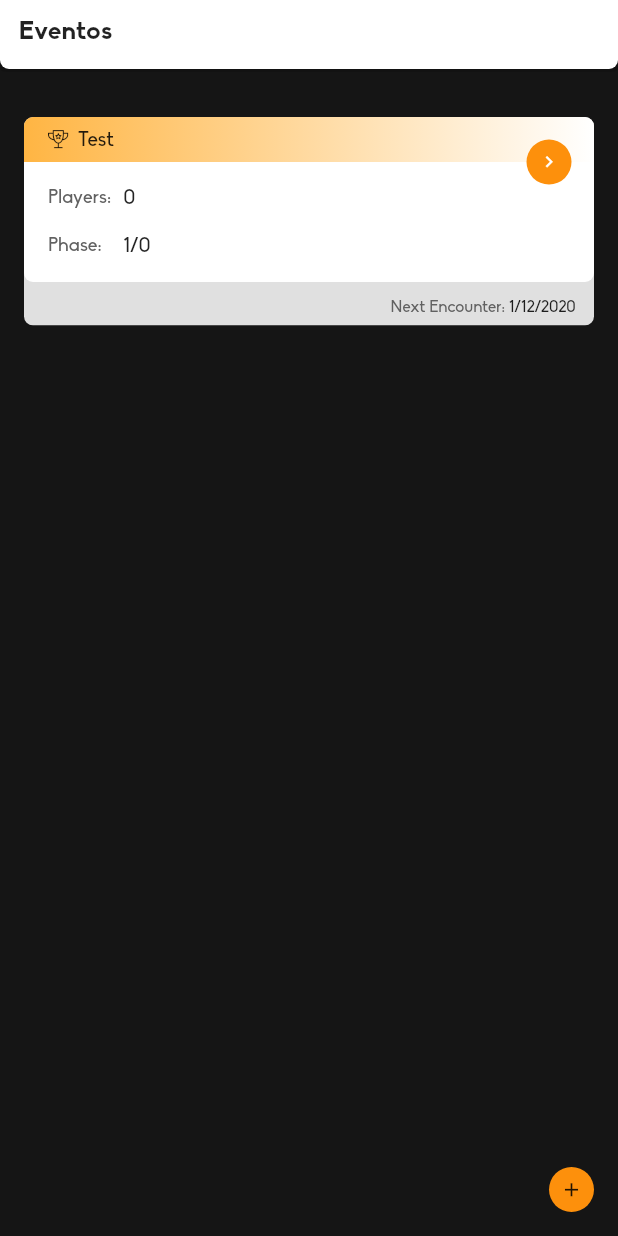
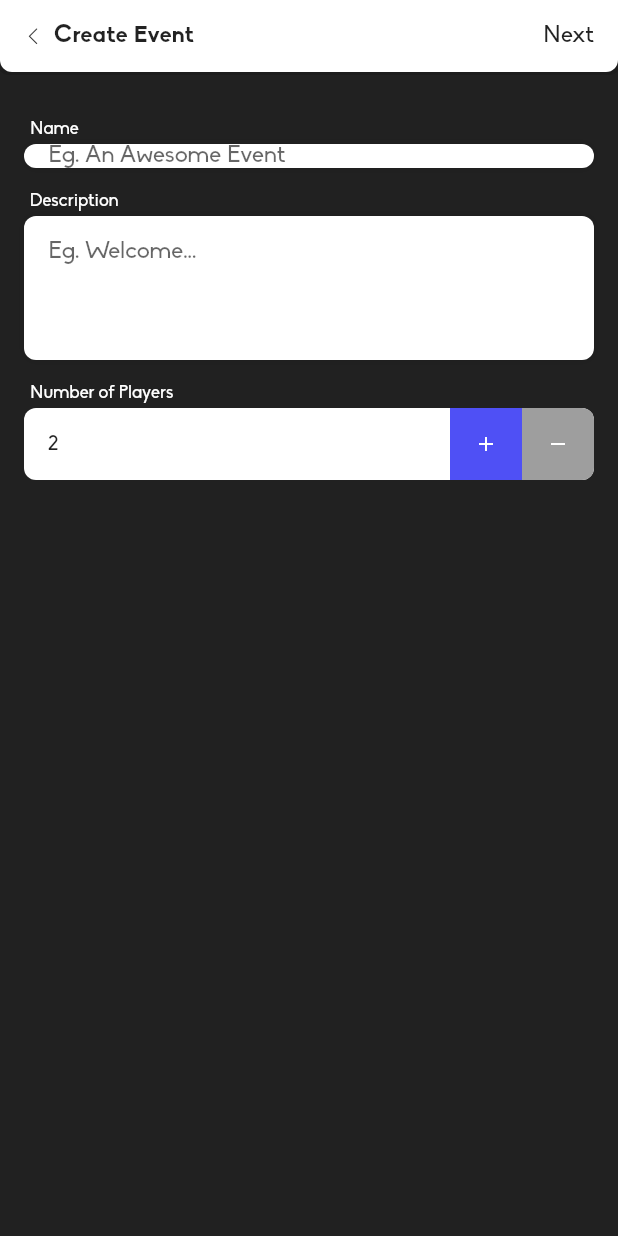
Before and after one commit to savioserra/4brackets, a Flutter app: the screen it shows after launch, after a tap on the "add" icon, on a phone screen of 412 x 824 dp. Run offline on Flutter 3.47's test engine with Material 2 defaults, Android fonts, the phone set to English and light mode, and no system bars; our stand-ins replace get_it, hive, hive_flutter; accounts and stored records are empty; generated files the repository leaves out were written again.

Commit message:
Create Event Page

```diff
--- a/lib/core/models/event.dart
+++ b/lib/core/models/event.dart
@@ -14,6 +14,9 @@ class Event extends HiveObject implements Id {
 
   @HiveField(1)
   final String name;
+
+  @HiveField(6)
+  final String description;
 
   @HiveField(2)
   final DateTime nextEncounter;
@@ -42,6 +45,7 @@ class Event extends HiveObject implements Id {
     this.name,
     this.players,
     this.phases,
+    this.description,
     this.currentPhase = 1,
   });
 }
--- a/lib/core/repositories/repository.dart
+++ b/lib/core/repositories/repository.dart
@@ -12,13 +12,8 @@ class Repository<T extends Id> {
 
   Box<T> get box => Hive.box<T>(boxName);
 
-  Future<bool> _commit(AsyncCallback callback) async {
-    try {
-      await callback();
-      return true;
-    } catch (e) {
-      return false;
-    }
+  Future<bool> _commit(AsyncCallback callback) {
+    return callback().then((r) => true).catchError(() => false);
   }
 
   Future<bool> create(T value) async {
--- a/lib/main.dart
+++ b/lib/main.dart
@@ -7,13 +7,14 @@ Future<void> main() async {
   await hiveBootstrap();
   Injection.bootstrap();
 
-  runApp(MyApp());
+  runApp(BracketsApp());
 }
 
-class MyApp extends StatelessWidget {
+class BracketsApp extends StatelessWidget {
   @override
   Widget build(BuildContext context) {
     return MaterialApp(
+      debugShowCheckedModeBanner: false,
       title: 'Flutter Demo',
       theme: ThemeData(
         primarySwatch: Colors.blue,
--- a/lib/ui/pages/event_list/event_list.page.dart
+++ b/lib/ui/pages/event_list/event_list.page.dart
@@ -1,11 +1,12 @@
+import 'package:flutter/cupertino.dart';
 import 'package:flutter/material.dart';
-import 'package:flutter/services.dart';
 import 'package:graphql_mobx/core/models/event.dart';
 import 'package:graphql_mobx/core/models/player.dart';
 import 'package:graphql_mobx/core/repositories/repository.dart';
 import 'package:graphql_mobx/injection.dart';
+import 'package:graphql_mobx/ui/pages/new_event/create_event_page.dart';
+import 'package:graphql_mobx/ui/styles/palette.dart';
 import 'package:graphql_mobx/ui/widgets/icon_button.dart' as CustomButtons;
-import 'package:graphql_mobx/ui/styles/palette.dart';
 import 'package:graphql_mobx/ui/widgets/brackets_app_bar.dart';
 import 'package:graphql_mobx/ui/widgets/event_card.dart';
 import 'package:hive/hive.dart';
@@ -21,32 +22,13 @@ class EventListPage extends StatelessWidget {
 
   @override
   Widget build(BuildContext context) {
-    return AnnotatedRegion<SystemUiOverlayStyle>(
-      value: const SystemUiOverlayStyle(
-        statusBarColor: Colors.transparent,
-        statusBarIconBrightness: Brightness.dark,
-      ),
-      child: Scaffold(
-        floatingActionButton: CustomButtons.IconButton(
-          size: 30.0,
-          icon: Icon(Icons.add, size: 15.0),
-          onTap: () {
-            eventsBox.create(
-              Event(
-                nextEncounter: DateTime.now(),
-                name: "Test",
-              ),
-            );
-          },
-        ),
-        backgroundColor: Palette.black,
-        appBar: BracketsAppBar(title: "Eventos"),
+    return Scaffold(
+      backgroundColor: Colors.grey[900],
+      appBar: BracketsAppBar(title: "Events", backButton: false),
       body: ValueListenableBuilder<Box<Event>>(
         valueListenable: eventsBox.watch(),
         builder: (ctx, box, child) {
-            return Container(
-              alignment: Alignment.center,
-              child: ListView.builder(
+          return ListView.builder(
             padding: const EdgeInsets.symmetric(vertical: 16.0),
             physics: const BouncingScrollPhysics(),
             itemCount: box.length,
@@ -54,10 +36,14 @@ class EventListPage extends StatelessWidget {
               padding: const EdgeInsets.all(16.0),
               child: EventCard(event: box.getAt(idx)),
             ),
-              ),
           );
         },
       ),
+      floatingActionButton: CustomButtons.IconButton(
+        size: 30.0,
+        icon: Icon(Icons.add, size: 15.0, color: Colors.white),
+        onTap: () => Navigator.of(context).push(CupertinoPageRoute(builder: (ctx) => CreateEventPage())),
+        color: Palette.purple,
       ),
     );
   }
--- /dev/null
+++ b/lib/ui/pages/new_event/create_event_page.dart
@@ -0,0 +1,65 @@
+import 'package:flutter/cupertino.dart';
+import 'package:flutter/material.dart';
+import 'package:graphql_mobx/ui/widgets/brackets_app_bar.dart';
+import 'input.dart';
+import 'label.dart';
+import 'number_input.dart';
+
+class CreateEventPage extends StatefulWidget {
+  @override
+  _CreateEventPageState createState() => _CreateEventPageState();
+}
+
+class _CreateEventPageState extends State<CreateEventPage> {
+  final NumberInputController playersController = NumberInputController(incrementRate: 2, minValue: 2);
+
+  @override
+  void dispose() {
+    super.dispose();
+  }
+
+  @override
+  Widget build(BuildContext context) {
+    return Scaffold(
+      appBar: BracketsAppBar(
+        title: "Create Event",
+        rightAction: GestureDetector(
+          onTap: () {},
+          child: Text(
+            "Next",
+            style: const TextStyle(fontSize: 16),
+          ),
+        ),
+      ),
+      backgroundColor: Colors.grey[900],
+      body: SingleChildScrollView(
+        child: Padding(
+          padding: const EdgeInsets.fromLTRB(16.0, 32.0, 16.0, 16.0),
+          child: Column(
+            children: [
+              buildGeneralInfoSection(),
+            ],
+          ),
+        ),
+      ),
+    );
+  }
+
+  Widget buildGeneralInfoSection() {
+    return Column(
+      crossAxisAlignment: CrossAxisAlignment.start,
+      children: [
+        Label(title: "Name"),
+        Input(placeholderText: "Eg. An Awesome Event"),
+        separator(),
+        Label(title: "Description"),
+        Input(placeholderText: "Eg. Welcome...", multiline: true),
+        separator(),
+        Label(title: "Number of Players"),
+        NumberInput(controller: playersController),
+      ],
+    );
+  }
+
+  Widget separator() => const SizedBox(height: 16.0);
+}
--- /dev/null
+++ b/lib/ui/pages/new_event/input.dart
@@ -0,0 +1,33 @@
+import 'package:flutter/material.dart';
+import 'package:graphql_mobx/ui/styles/palette.dart';
+
+class Input extends StatelessWidget {
+  final String placeholderText;
+  final TextEditingController controller;
+  final bool multiline;
+
+  const Input({Key key, @required this.placeholderText, this.controller, this.multiline = false})
+      : super(key: key);
+
+  @override
+  Widget build(BuildContext context) {
+    return Container(
+      padding: EdgeInsets.symmetric(horizontal: 16.0, vertical: multiline ? 16.0 : 0.0),
+      decoration: const BoxDecoration(
+        color: Colors.white,
+        borderRadius: BorderRadius.all(Radius.circular(8.0)),
+        boxShadow: [BoxShadow(blurRadius: 4.0, color: Colors.black12)],
+      ),
+      child: TextField(
+        scrollPhysics: const BouncingScrollPhysics(),
+        controller: controller,
+        cursorColor: Palette.orange,
+        minLines: multiline ? 4 : 1,
+        maxLines: multiline ? 6 : 1,
+        decoration: InputDecoration.collapsed(
+          hintText: placeholderText,
+        ),
+      ),
+    );
+  }
+}
--- /dev/null
+++ b/lib/ui/pages/new_event/label.dart
@@ -0,0 +1,18 @@
+import 'package:flutter/material.dart';
+
+class Label extends StatelessWidget {
+  final String title;
+
+  const Label({Key key, this.title}) : super(key: key);
+
+  @override
+  Widget build(BuildContext context) {
+    return Padding(
+      padding: const EdgeInsets.only(left: 4.0, bottom: 4.0),
+      child: Text(
+        title,
+        style: TextStyle(color: Colors.white, fontSize: 12.0),
+      ),
+    );
+  }
+}
--- /dev/null
+++ b/lib/ui/pages/new_event/number_input.dart
@@ -0,0 +1,116 @@
+import 'dart:math';
+
+import 'package:flutter/material.dart';
+import 'package:graphql_mobx/ui/styles/palette.dart';
+import 'package:provider/provider.dart';
+
+class NumberInput extends StatefulWidget {
+  final NumberInputController controller;
+
+  const NumberInput({Key key, this.controller}) : super(key: key);
+
+  @override
+  State<StatefulWidget> createState() => _NumberInputState();
+}
+
+class _NumberInputState extends State<NumberInput> {
+  NumberInputController controller;
+
+  @override
+  void initState() {
+    controller = widget.controller ?? NumberInputController();
+
+    super.initState();
+  }
+
+  @override
+  void dispose() {
+    controller.dispose();
+    super.dispose();
+  }
+
+  @override
+  Widget build(BuildContext context) {
+    return ClipRRect(
+      borderRadius: BorderRadius.all(Radius.circular(8.0)),
+      child: Container(
+        color: Colors.white,
+        child: ChangeNotifierProvider.value(
+          value: controller.valueNotifier,
+          child: Row(
+            mainAxisAlignment: MainAxisAlignment.spaceBetween,
+            children: [
+              Padding(
+                padding: const EdgeInsets.all(16.0),
+                child: Consumer<ValueNotifier<int>>(
+                  builder: (ctx, notifier, child) => Text(notifier.value.toString()),
+                ),
+              ),
+              Container(
+                child: Row(
+                  children: [
+                    buildButton(Icons.add, controller.increment),
+                    Consumer<ValueNotifier<int>>(
+                      builder: (ctx, notifier, child) => buildButton(
+                        Icons.remove,
+                        controller.decrement,
+                        disabled: notifier.value == controller.minValue,
+                      ),
+                    ),
+                  ],
+                ),
+              )
+            ],
+          ),
+        ),
+      ),
+    );
+  }
+
+  Widget buildButton(IconData iconData, VoidCallback onTap, {bool disabled = false}) {
+    return TweenAnimationBuilder<Color>(
+      duration: const Duration(milliseconds: 120),
+      tween: ColorTween(
+        begin: Palette.purple,
+        end: disabled ? Colors.grey : Palette.purple,
+      ),
+      child: InkWell(
+        highlightColor: Palette.orange,
+        splashColor: Colors.transparent,
+        onTap: disabled ? null : onTap,
+        child: Padding(
+          padding: const EdgeInsets.fromLTRB(16.0, 16.0, 16.0, 16.0),
+          child: Icon(iconData, size: 16.0, color: Colors.white),
+        ),
+      ),
+      builder: (ctx, color, child) => Material(
+        color: color,
+        child: child,
+      ),
+    );
+  }
+}
+
+class NumberInputController {
+  final int incrementRate;
+  final int minValue;
+
+  ValueNotifier<int> valueNotifier;
+  int get value => valueNotifier.value;
+
+  NumberInputController({int minValue = 0, this.incrementRate = 1}) : minValue = minValue {
+    valueNotifier = ValueNotifier(minValue);
+  }
+
+  void increment() {
+    valueNotifier.value = max(valueNotifier.value * incrementRate, minValue);
+  }
+
+  void decrement() {
+    valueNotifier.value = max(valueNotifier.value ~/ incrementRate, minValue);
+  }
+
+  dispose() {
+    valueNotifier.dispose();
+  }
+}
--- a/lib/ui/styles/icons.dart
+++ b/lib/ui/styles/icons.dart
@@ -2,4 +2,5 @@ import 'package:flutter/material.dart';
 
 class AwesomeIcons {
   static const IconData trophy = IconData(0xf2eb, fontFamily: "Awesome");
+  static const IconData chevronLeft = IconData(0xf053, fontFamily: "Awesome");
 }
--- a/lib/ui/widgets/brackets_app_bar.dart
+++ b/lib/ui/widgets/brackets_app_bar.dart
@@ -1,17 +1,26 @@
 import 'package:flutter/material.dart';
+import 'package:flutter/services.dart';
+import 'package:graphql_mobx/ui/styles/icons.dart';
 
 class BracketsAppBar extends StatelessWidget with PreferredSizeWidget {
   final String title;
+  final bool backButton;
+  final Widget rightAction;
 
-  BracketsAppBar({Key key, this.title}) : super(key: key);
+  BracketsAppBar({Key key, this.title, this.backButton = true, this.rightAction}) : super(key: key);
 
   @override
   Widget build(BuildContext context) {
-    return Container(
-      padding: const EdgeInsets.fromLTRB(12.0, 12.0, 12.0, 16.0),
+    return AnnotatedRegion<SystemUiOverlayStyle>(
+      value: const SystemUiOverlayStyle(
+        statusBarColor: Colors.transparent,
+        statusBarIconBrightness: Brightness.dark,
+      ),
+      child: Container(
+        padding: const EdgeInsets.all(16.0),
         decoration: const BoxDecoration(
           color: Colors.white,
-        borderRadius: BorderRadius.vertical(bottom: Radius.circular(6)),
+          borderRadius: BorderRadius.vertical(bottom: Radius.circular(8.0)),
           boxShadow: [
             BoxShadow(
               color: Colors.black12,
@@ -21,17 +30,32 @@ class BracketsAppBar extends StatelessWidget with PreferredSizeWidget {
         ),
         child: SafeArea(
           child: Row(
+            textBaseline: TextBaseline.ideographic,
+            crossAxisAlignment: CrossAxisAlignment.baseline,
             children: [
-            Text(
-              title,
-              style: const TextStyle(fontSize: 18, fontWeight: FontWeight.bold),
+              if (backButton)
+                GestureDetector(
+                  onTap: () => Navigator.of(context).pop(),
+                  child: Padding(
+                    padding: const EdgeInsets.only(right: 8.0),
+                    child: Icon(AwesomeIcons.chevronLeft, size: 12.0),
                   ),
+                ),
+              Expanded(
+                child: Row(
+                  children: [
+                    Text(title, style: const TextStyle(fontSize: 16, fontWeight: FontWeight.bold)),
                   ],
+                ),
+              ),
+              if (rightAction != null) rightAction,
+            ],
+          ),
         ),
       ),
     );
   }
 
   @override
-  Size get preferredSize => const Size(double.infinity, 60.0);
+  Size get preferredSize => const Size(double.infinity, 100.0);
 }
--- a/lib/ui/widgets/event_card.dart
+++ b/lib/ui/widgets/event_card.dart
@@ -3,6 +3,7 @@ import 'package:flutter/material.dart';
 import 'package:graphql_mobx/core/models/event.dart';
 import 'package:graphql_mobx/ui/pages/event_details/event_details.page.dart';
 import 'package:graphql_mobx/ui/styles/icons.dart';
+import 'package:graphql_mobx/ui/styles/palette.dart';
 import 'package:graphql_mobx/ui/widgets/icon_button.dart' as CustomIconButton;
 
 class EventCard extends StatelessWidget {
@@ -36,7 +37,7 @@ class EventCard extends StatelessWidget {
 
   Widget buildCard() {
     return ClipRRect(
-      borderRadius: const BorderRadius.all(Radius.circular(6.0)),
+      borderRadius: const BorderRadius.all(Radius.circular(8.0)),
       child: Container(
         decoration: BoxDecoration(color: Colors.grey[300]),
         child: Column(
@@ -56,10 +57,10 @@ class EventCard extends StatelessWidget {
 
   Widget buildHeader() {
     return Container(
-      padding: const EdgeInsets.fromLTRB(16.0, 8.0, 16.0, 8.0),
+      padding: const EdgeInsets.all(8.0),
       decoration: const BoxDecoration(
         gradient: LinearGradient(
-          colors: [Color(0xFFFFB543), Colors.white],
+          colors: [Colors.white, Palette.orange],
         ),
       ),
       child: Row(
@@ -87,7 +88,7 @@ class EventCard extends StatelessWidget {
 
   Widget buildFooter() {
     return Container(
-      padding: const EdgeInsets.fromLTRB(0.0, 12.0, 12.0, 6.0),
+      padding: const EdgeInsets.fromLTRB(0.0, 8.0, 8.0, 8.0),
       child: Row(
         mainAxisAlignment: MainAxisAlignment.end,
         children: [
@@ -109,11 +110,10 @@ class EventCard extends StatelessWidget {
 
   Widget buildBody() {
     return Container(
-      height: 80.0,
       decoration: const BoxDecoration(
         color: Colors.white,
         borderRadius: BorderRadius.vertical(
-          bottom: Radius.circular(6.0),
+          bottom: Radius.circular(8.0),
         ),
       ),
       padding: const EdgeInsets.symmetric(
@@ -138,7 +138,9 @@ class EventCard extends StatelessWidget {
               Text(event.totalPlayers.toString())
             ],
           ),
-          Row(
+          Padding(
+            padding: const EdgeInsets.only(top: 8.0),
+            child: Row(
               mainAxisAlignment: MainAxisAlignment.spaceBetween,
               children: [
                 Row(
@@ -158,6 +160,7 @@ class EventCard extends StatelessWidget {
                 ),
               ],
             ),
+          ),
         ],
       ),
     );
--- a/lib/ui/widgets/icon_button.dart
+++ b/lib/ui/widgets/icon_button.dart
@@ -20,7 +20,7 @@ class IconButton extends StatelessWidget {
   @override
   Widget build(BuildContext context) {
     return Material(
-      color: Palette.orange,
+      color: color,
       shape: RoundedRectangleBorder(
         borderRadius: BorderRadius.all(Radius.circular(size)),
       ),
@@ -33,7 +33,7 @@ class IconButton extends StatelessWidget {
           alignment: Alignment.center,
           height: size,
           width: size,
-          decoration: const BoxDecoration(shape: BoxShape.circle),
+          decoration: BoxDecoration(shape: BoxShape.circle),
           child: icon,
         ),
       ),
--- a/pubspec.yaml
+++ b/pubspec.yaml
@@ -15,6 +15,7 @@ dependencies:
   path_provider: ^1.5.1
   get_it: ^3.1.0
   uuid: ^2.0.4
+  provider: ^4.0.1
 
 dev_dependencies:
   hive_generator: ^0.7.0
```
Also changed, not shown: pubspec.lock, 1 other file. Lines whose indentation alone changed are shown as unchanged.
